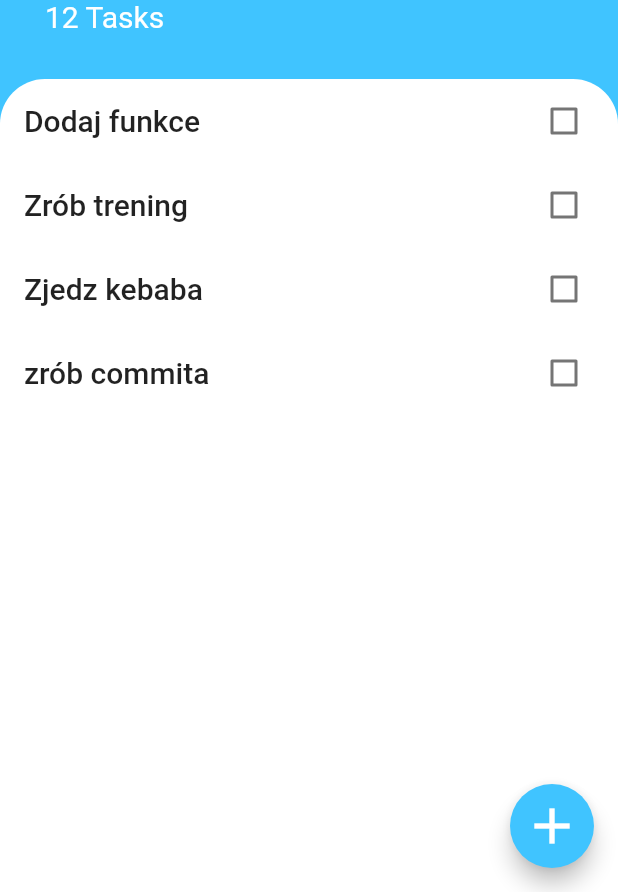
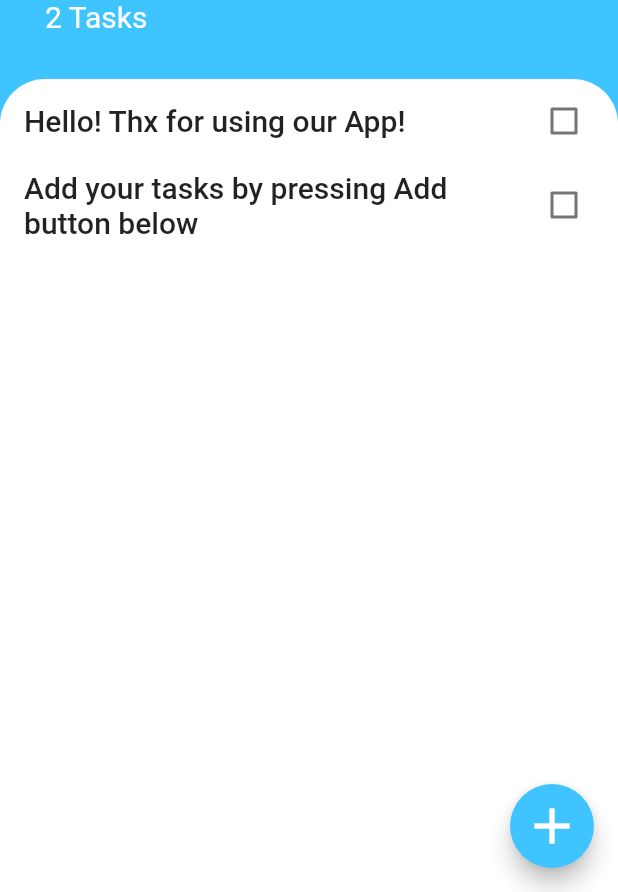
Before and after one commit to StanislawNagorski/Tudusik, a Flutter app: the screen it shows after launch, on a phone screen of 412 x 824 dp, the part 344-1236 px from its top. Run offline on Flutter 3.47's test engine with Material 2 defaults, Android fonts, the phone set to English and light mode, and no system bars.

Commit message:
add task function created and passed to add_task screen, task screen converted to statefull

```diff
--- a/lib/screens/tasks_screen.dart
+++ b/lib/screens/tasks_screen.dart
@@ -3,7 +3,24 @@ import 'package:to_do/components/tasks_list.dart';
 import 'package:to_do/models/Task.dart';
 import 'package:to_do/screens/add_task_screen.dart';
 
-class TasksScreen extends StatelessWidget {
+class TasksScreen extends StatefulWidget {
+
+  @override
+  _TasksScreenState createState() => _TasksScreenState();
+}
+
+class _TasksScreenState extends State<TasksScreen> {
+   List<Task> userTasks = [
+    Task(name: 'Hello! Thx for using our App!'),
+    Task(name: 'Add your tasks by pressing Add button below'),
+  ];
+
+   void addUserTask(String taskText){
+     setState(() {
+       userTasks.add(Task(name: taskText));
+     });
+   }
+
   @override
   Widget build(BuildContext context) {
     return Scaffold(
@@ -35,7 +52,7 @@ class TasksScreen extends StatelessWidget {
                       fontWeight: FontWeight.w700),
                 ),
                 Text(
-                  '12 Tasks',
+                  '${userTasks.length} Tasks',
                   style: TextStyle(color: Colors.white, fontSize: 20.0),
                 )
               ],
@@ -43,7 +60,7 @@ class TasksScreen extends StatelessWidget {
           ),
           Expanded(
               child: Container(
-            child: TasksList(taskList: taskListFinal),
+            child: TasksList(taskList: userTasks),
             decoration: BoxDecoration(
                 color: Colors.white,
                 borderRadius: BorderRadius.only(
@@ -56,7 +73,7 @@ class TasksScreen extends StatelessWidget {
         onPressed: () => showModalBottomSheet(
           isScrollControlled: true,
           context: context,
-          builder: (context) => SingleChildScrollView(child: AddTaskScreen()),
+          builder: (context) => SingleChildScrollView(child: AddTaskScreen(addFunction: addUserTask)),
         ),
         child: Icon(
           Icons.add,
@@ -67,10 +84,3 @@ class TasksScreen extends StatelessWidget {
     );
   }
 }
-
-final List<Task> taskListFinal = [
-  Task(name: 'Dodaj funkce'),
-  Task(name: 'Zrób trening'),
-  Task(name: 'Zjedz kebaba'),
-  Task(name: 'zrób commita')
-];
```
Also changed, not shown: lib/screens/add_task_screen.dart (+10 -12 lines).
